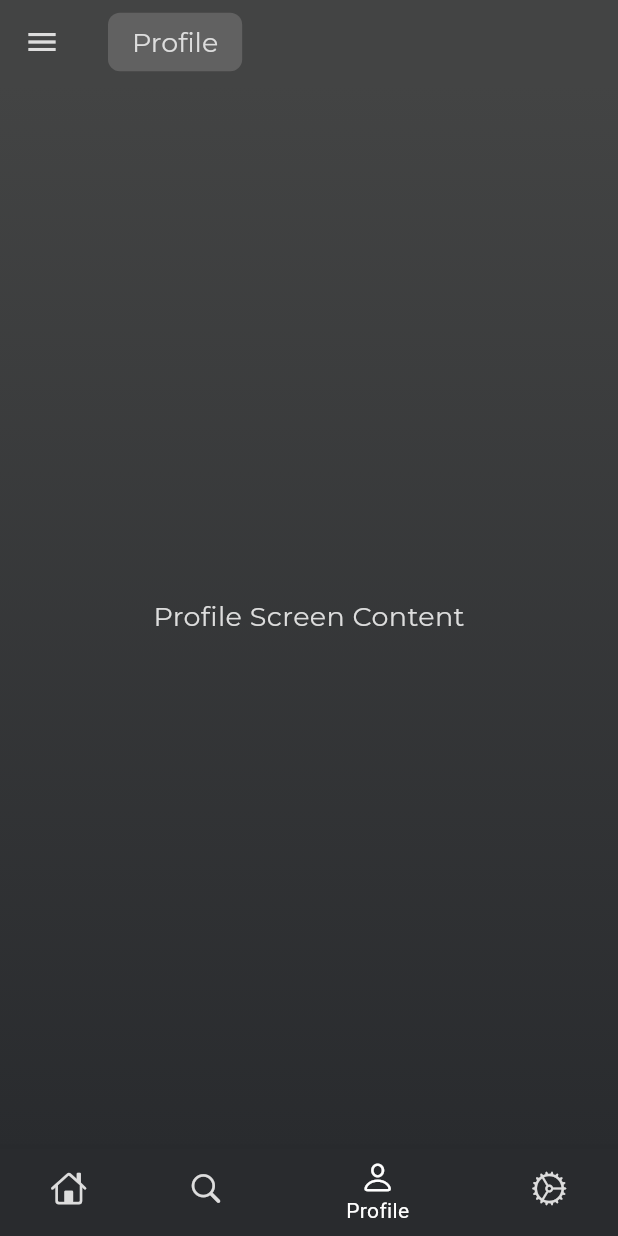
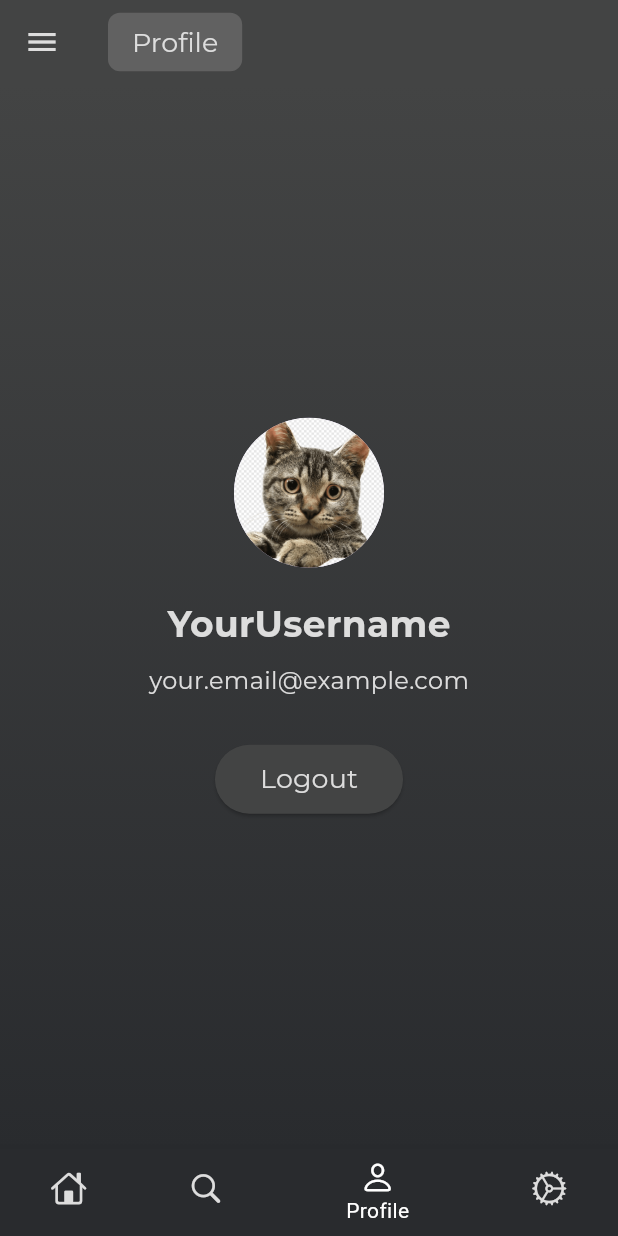
Before and after one commit to Mertelyev/Gamer-Stash, a Flutter app: the screen it shows after launch, item 3 of the bottom bar chosen, on a phone screen of 412 x 824 dp. Run offline on Flutter 3.47's test engine with Material 3 defaults, Android fonts, the phone set to English and light mode, and no system bars; our stand-ins replace go_router.

Commit message:
Profil Ekranı
Örnek profil ekranı yapıldı, örnek profil resmi yüklendi. Router yolları gözden geçirildi.

```diff
--- a/lib/core/routes.dart
+++ b/lib/core/routes.dart
@@ -1,8 +1,9 @@
 import 'package:go_router/go_router.dart';
 import 'package:flutter/material.dart';
 import '../screens/loading_screen.dart';
-import '../screens/home_screen.dart';
-import '../screens/settings_screen.dart'; // Import settings screen
+import '../screens/home_screen.dart'; // Import HomeScreen
+import '../screens/settings_screen.dart';
+import '../screens/profile_screen.dart'; // Import ProfileScreen
 
 // Router yapılandırması
 final GoRouter router = GoRouter(
@@ -26,5 +27,16 @@ final GoRouter router = GoRouter(
         return const SettingsScreen();
       },
     ),
+    GoRoute(
+      path: '/profile',
+      builder: (BuildContext context, GoRouterState state) {
+        return const ProfileScreen(
+          username: 'YourUsername', // Replace with actual username
+          email: 'your.email@example.com', // Replace with actual email
+          profileImagePath:
+              'assets/images/profile_picture.png', // Ensure this path is correct
+        );
+      },
+    ),
   ],
 );
--- a/lib/main.dart
+++ b/lib/main.dart
@@ -1,5 +1,7 @@
 import 'package:flutter/material.dart';
 import 'core/routes.dart'; // go_router yapılandırmasını import et
+import 'screens/home_screen.dart'; // Import HomeScreen
+import 'screens/profile_screen.dart'; // Import ProfileScreen
 
 void main() {
   WidgetsFlutterBinding.ensureInitialized(); // Flutter widget'larını başlat
@@ -22,3 +24,18 @@ class MyApp extends StatelessWidget {
     );
   }
 }
+
+// Example usage of ProfileScreen
+void navigateToProfile(BuildContext context) {
+  Navigator.push(
+    context,
+    MaterialPageRoute(
+      builder: (context) => const ProfileScreen(
+        username: 'YourUsername', // Replace with actual username
+        email: 'your.email@example.com', // Replace with actual email
+        profileImagePath:
+            'assets/images/profile_picture.png', // Ensure this path is correct
+      ),
+    ),
+  );
+}
--- a/lib/screens/home_screen.dart
+++ b/lib/screens/home_screen.dart
@@ -18,7 +18,12 @@ class HomeScreenState extends State<HomeScreen> {
   final List<Widget> _screens = [
     const HomeContent(), // Updated to use HomeContent
     const SearchScreen(), // Call SearchScreen widget here
-    const ProfileScreen(), // Call ProfileScreen widget here
+    ProfileScreen(
+      username: 'YourUsername', // Replace with actual username
+      email: 'your.email@example.com', // Replace with actual email
+      profileImagePath:
+          'assets/images/profile_picture.png', // Ensure this path is correct
+    ), // Call ProfileScreen widget here
     const SettingsScreen(), // Call SettingsScreen widget here
   ];
 
--- a/lib/screens/profile_screen.dart
+++ b/lib/screens/profile_screen.dart
@@ -1,12 +1,23 @@
 import 'package:flutter/material.dart';
 
 class ProfileScreen extends StatelessWidget {
-  const ProfileScreen({super.key});
+  final String username;
+  final String email;
+  final String profileImagePath;
+
+  const ProfileScreen({
+    super.key,
+    required this.username,
+    required this.email,
+    required this.profileImagePath,
+  });
 
   @override
   Widget build(BuildContext context) {
     return Scaffold(
       body: Container(
+        width: double.infinity,
+        height: double.infinity,
         decoration: const BoxDecoration(
           gradient: LinearGradient(
             begin: Alignment.topCenter,
@@ -17,16 +28,53 @@ class ProfileScreen extends StatelessWidget {
             ],
           ),
         ),
-        child: const Center(
-          child: Text(
-            'Profile Screen Content',
-            style: TextStyle(
-              fontSize: 18,
-              fontWeight: FontWeight.w500,
-              fontFamily: 'Montserrat', // Montserrat font
-              color: Color(0xFFDDDDDD), // Very light gray color
+        child: Column(
+          mainAxisAlignment: MainAxisAlignment.center,
+          children: [
+            CircleAvatar(
+              radius: 50,
+              backgroundImage: AssetImage(
+                  'assets/images/profile_picture.png'), // Profile picture
             ),
-          ),
+            const SizedBox(height: 20),
+            Text(
+              username,
+              style: const TextStyle(
+                fontSize: 24,
+                fontWeight: FontWeight.bold,
+                fontFamily: 'Montserrat',
+                color: Color(0xFFDDDDDD),
+              ),
+            ),
+            const SizedBox(height: 10),
+            Text(
+              email,
+              style: const TextStyle(
+                fontSize: 16,
+                fontFamily: 'Montserrat',
+                color: Color(0xFFDDDDDD),
+              ),
+            ),
+            const SizedBox(height: 30),
+            ElevatedButton(
+              onPressed: () {
+                // Handle logout
+              },
+              style: ElevatedButton.styleFrom(
+                backgroundColor: const Color.fromARGB(255, 67, 68, 68),
+                padding:
+                    const EdgeInsets.symmetric(horizontal: 30, vertical: 10),
+              ),
+              child: const Text(
+                'Logout',
+                style: TextStyle(
+                  fontSize: 18,
+                  fontFamily: 'Montserrat',
+                  color: Color(0xFFDDDDDD),
+                ),
+              ),
+            ),
+          ],
         ),
       ),
     );
```
Also changed, not shown: assets/images/profile_picture.png (added).
